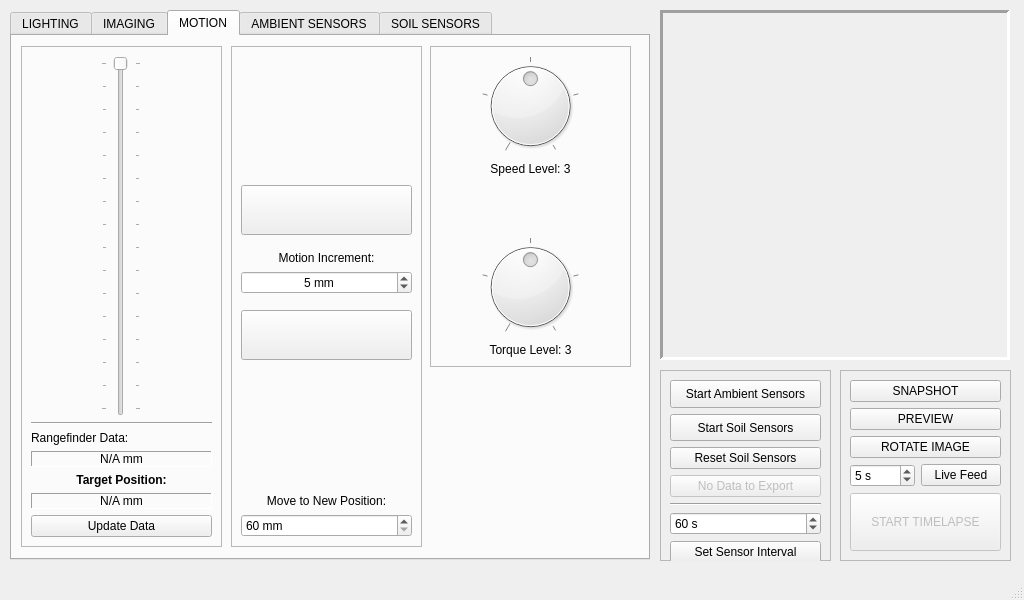
Qt form _ui/FlashLapse_Pro.ui (CoCl-Jerry/Flashlapse_Pro_Dev) before a commit.
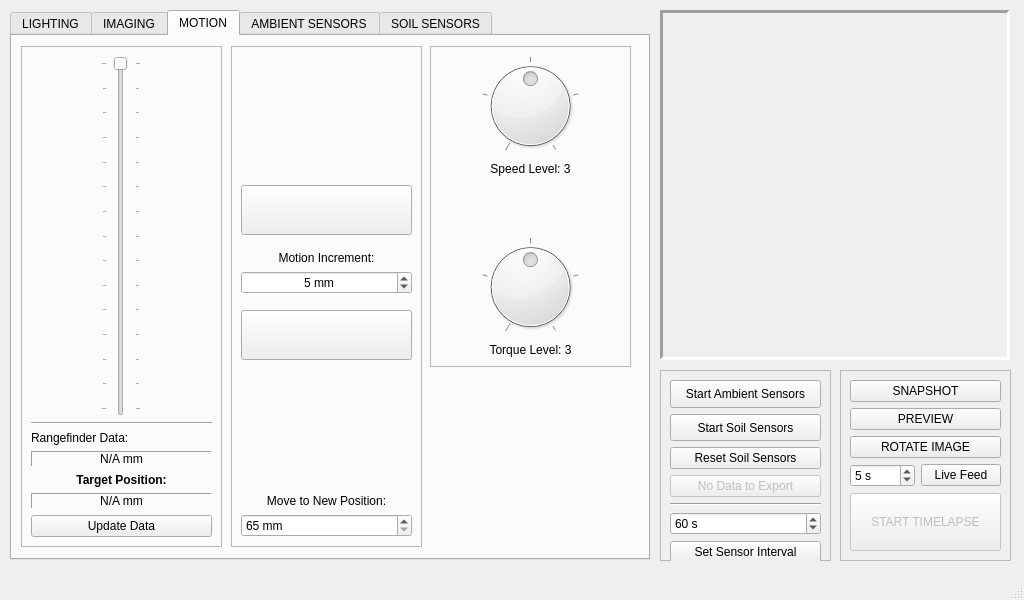
The same form after that commit. The open tabs and pages were chosen to show the change. Icons and pictures are not drawn. Custom widgets are drawn as their Qt base class.

Diff of the .ui file:
```diff
--- a/_ui/FlashLapse_Pro.ui
+++ b/_ui/FlashLapse_Pro.ui
@@ -1085,7 +1085,7 @@
            <string> mm</string>
           </property>
           <property name="minimum">
-           <number>60</number>
+           <number>65</number>
           </property>
           <property name="maximum">
            <number>135</number>
@@ -1238,7 +1238,7 @@
            </size>
           </property>
           <property name="minimum">
-           <number>60</number>
+           <number>65</number>
           </property>
           <property name="maximum">
            <number>135</number>
```
